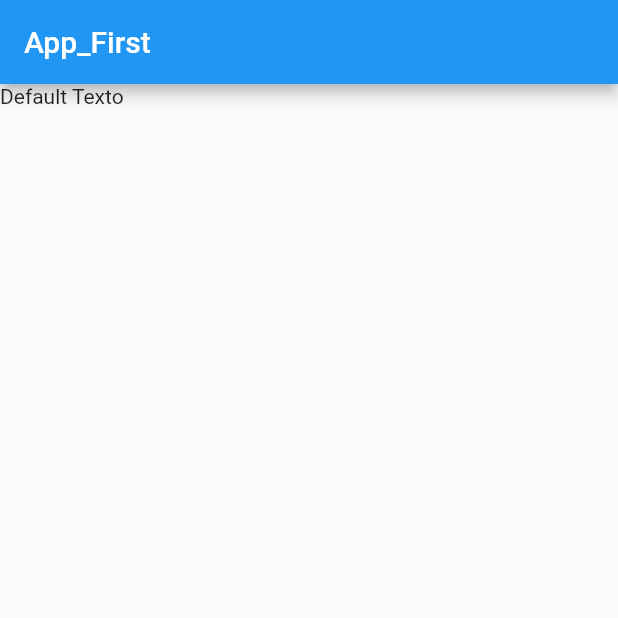
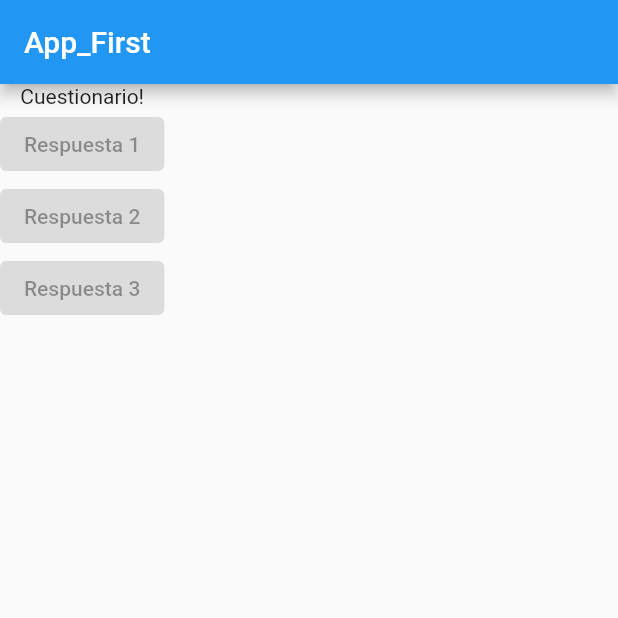
Before and after one commit to emeery/flutter-start, a Flutter app: the screen it shows after launch, on a phone screen of 412 x 824 dp, the top half of it. Run offline on Flutter 3.47's test engine with Material 2 defaults, Android fonts, the phone set to English and light mode, and no system bars.

Commit message:
widget basics

```diff
--- a/lib/main.dart
+++ b/lib/main.dart
@@ -9,13 +9,26 @@ void main() => runApp(MyApp());
 class MyApp extends StatelessWidget {
   @override
   Widget build(BuildContext context) {
-
+    var questions = ['What\'s your favorite color?','What\s your favorite fruit?'];
     return MaterialApp(
       home: Scaffold(
         appBar: AppBar(
           title: Text('App_First'),
         ), // AppBar
-        body: Text('Default Texto'),
+        body: Column(
+          children: [
+            Text('Cuestionario!'),
+            ElevatedButton(
+              child: Text('Respuesta 1'), onPressed: null
+            ),
+            ElevatedButton(
+              child: Text('Respuesta 2'), onPressed: null
+            ),
+            ElevatedButton(
+              child: Text('Respuesta 3'), onPressed: null
+            ),
+          ],
+        ), // Column
       ), // Scaffold
     ); // MaterialApp
   }
```
